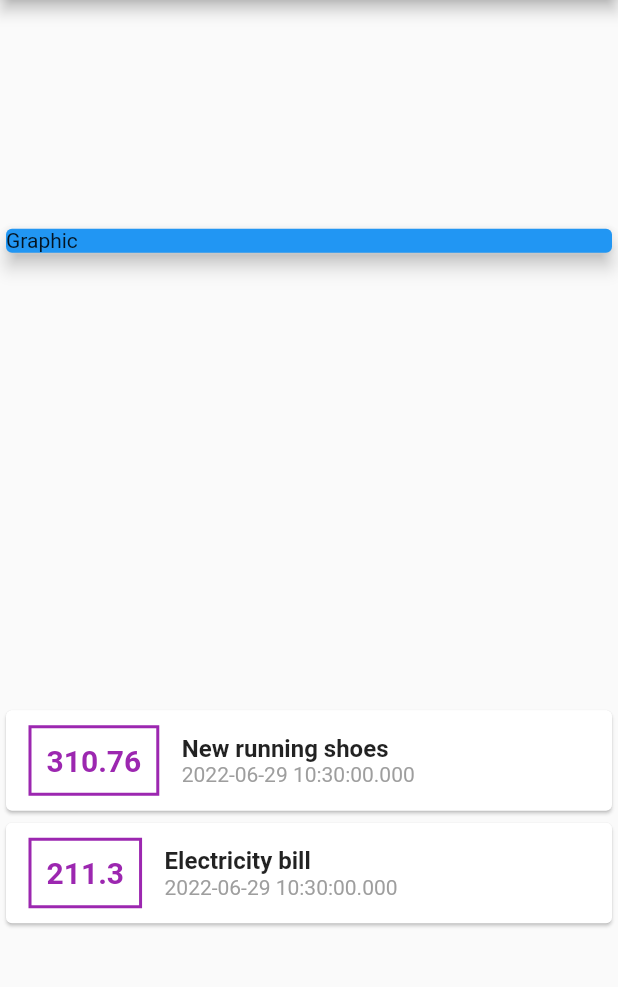
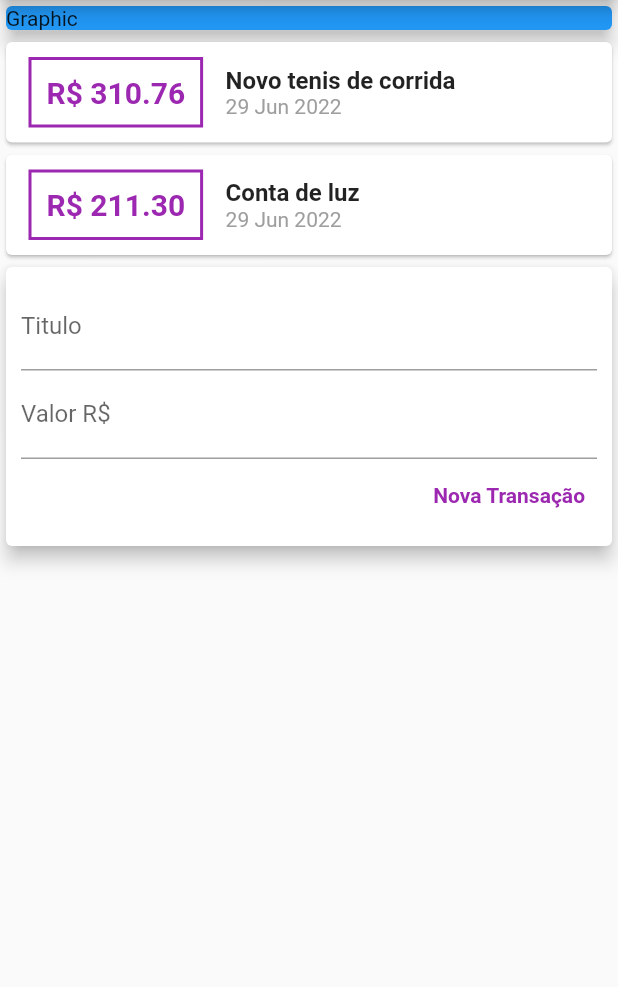
Before and after one commit to RamonTadeuGoncalves/ExpensesApp, a Flutter app: the screen it shows after launch, on a phone screen of 412 x 824 dp, the part 84-1071 px from its top. Run offline on Flutter 3.47's test engine with Material 2 defaults, Android fonts, the phone set to English and light mode, and no system bars.

Commit message:
Created card for new transactions, and also formated datetime visualization.

```diff
--- a/lib/main.dart
+++ b/lib/main.dart
@@ -1,9 +1,9 @@
 // ignore_for_file: prefer_const_constructors, use_key_in_widget_constructors
-
 import 'package:expenses/models/transaction.dart';
 import 'package:flutter/material.dart';
+import 'package:intl/intl.dart';
 
-main() => runApp(ExpensesApp());
+void main() => runApp(ExpensesApp());
 
 class ExpensesApp extends StatelessWidget {
   @override
@@ -13,17 +13,17 @@ class ExpensesApp extends StatelessWidget {
 }
 
 class MyHomePage extends StatelessWidget {
+  final titleController = TextEditingController();
+  final valueController = TextEditingController();
+
   final _transactions = [
     Transaction(
         id: 't1',
-        title: 'New running shoes',
+        title: 'Novo tenis de corrida',
         value: 310.76,
         date: DateTime.now()),
     Transaction(
-        id: 't2',
-        title: 'Electricity bill',
-        value: 211.30,
-        date: DateTime.now())
+        id: 't2', title: 'Conta de luz', value: 211.30, date: DateTime.now())
   ];
 
   @override
@@ -33,7 +33,6 @@ class MyHomePage extends StatelessWidget {
           title: Text('Personal Expenses'),
         ),
         body: Column(
-          mainAxisAlignment: MainAxisAlignment.spaceAround,
           crossAxisAlignment: CrossAxisAlignment.stretch,
           children: [
             Container(
@@ -55,7 +54,7 @@ class MyHomePage extends StatelessWidget {
                             border: Border.all(color: Colors.purple, width: 2)),
                         padding: EdgeInsets.all(10),
                         child: Text(
-                          tr.value.toString(),
+                          'R\$ ${tr.value.toStringAsFixed(2)}',
                           style: TextStyle(
                               fontWeight: FontWeight.bold,
                               fontSize: 20,
@@ -71,7 +70,7 @@ class MyHomePage extends StatelessWidget {
                                 fontWeight: FontWeight.bold, fontSize: 16),
                           ),
                           Text(
-                            tr.date.toString(),
+                            DateFormat('d MMM y').format(tr.date),
                             style: TextStyle(color: Colors.grey),
                           )
                         ],
@@ -80,6 +79,40 @@ class MyHomePage extends StatelessWidget {
                   ),
                 );
               }).toList(),
+            ),
+            Card(
+              elevation: 5,
+              child: Padding(
+                padding: const EdgeInsets.all(10.0),
+                child: Column(
+                  children: [
+                    TextField(
+                      controller: titleController,
+                      decoration: InputDecoration(labelText: 'Titulo'),
+                    ),
+                    TextField(
+                      controller: valueController,
+                      decoration: InputDecoration(labelText: 'Valor R\$'),
+                    ),
+                    Row(
+                      mainAxisAlignment: MainAxisAlignment.end,
+                      children: [
+                        TextButton(
+                            onPressed: () {
+                              print(titleController.text);
+                              print(valueController.text);
+                            },
+                            child: Text(
+                              'Nova Transação',
+                              style: TextStyle(
+                                  color: Colors.purple,
+                                  fontWeight: FontWeight.bold),
+                            )),
+                      ],
+                    )
+                  ],
+                ),
+              ),
             )
           ],
         ));
--- a/pubspec.yaml
+++ b/pubspec.yaml
@@ -3,7 +3,7 @@ description: A new Flutter project.
 
 # The following line prevents the package from being accidentally published to
 # pub.dev using `flutter pub publish`. This is preferred for private packages.
-publish_to: 'none' # Remove this line if you wish to publish to pub.dev
+publish_to: "none" # Remove this line if you wish to publish to pub.dev
 
 # The following defines the version and build number for your application.
 # A version number is three numbers separated by dots, like 1.2.43
@@ -29,7 +29,7 @@ environment:
 dependencies:
   flutter:
     sdk: flutter
-
+  intl: ^0.17.0
 
   # The following adds the Cupertino Icons font to your application.
   # Use with the CupertinoIcons class for iOS style icons.
@@ -51,7 +51,6 @@ dev_dependencies:
 
 # The following section is specific to Flutter packages.
 flutter:
-
   # The following line ensures that the Material Icons font is
   # included with your application, so that you can use the icons in
   # the material Icons class.
```
Also changed, not shown: pubspec.lock.
